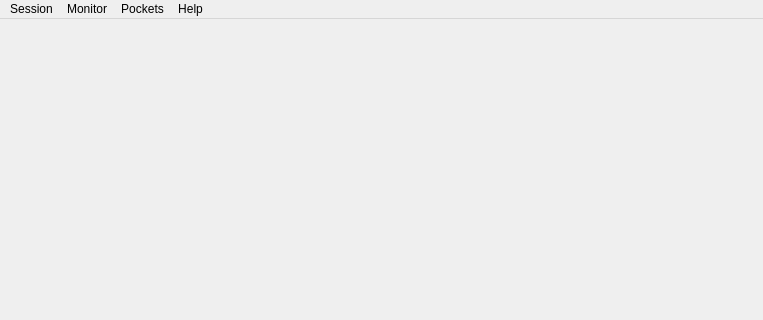
Before: the Qt Designer form ui/pockemul.ui in TheProjecter/pockemul, drawn with Qt 5; both pictures show x 0 to 763 and y 0 to 320 of the 763 by 720 pixel window.
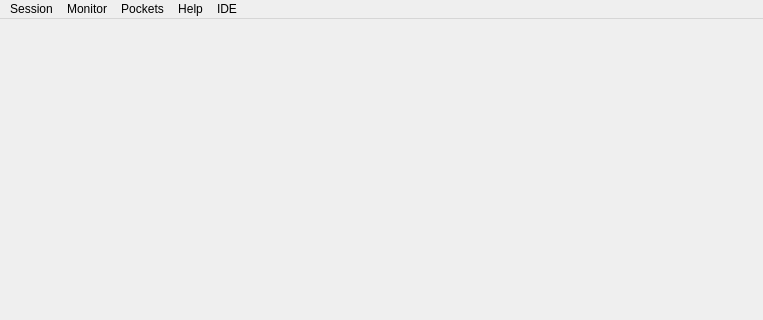
After: the same form once the commit is applied. Icons and pictures are not drawn.

Diff of the .ui file:
```diff
--- a/ui/pockemul.ui
+++ b/ui/pockemul.ui
@@ -79,10 +79,17 @@
     <addaction name="actionMinimize_All"/>
     <addaction name="separator"/>
    </widget>
+   <widget class="QMenu" name="menuIDE">
+    <property name="title">
+     <string>IDE</string>
+    </property>
+    <addaction name="actionEditor"/>
+   </widget>
    <addaction name="menuRoot"/>
    <addaction name="menuMonitor_2"/>
    <addaction name="menuPockets"/>
    <addaction name="menuHelp"/>
+   <addaction name="menuIDE"/>
   </widget>
   <widget class="QStatusBar" name="statusbar"/>
   <action name="actionAbout_PockEmul">
```
Left out of the diff: 5 changed lines with no effect on the pictures.
